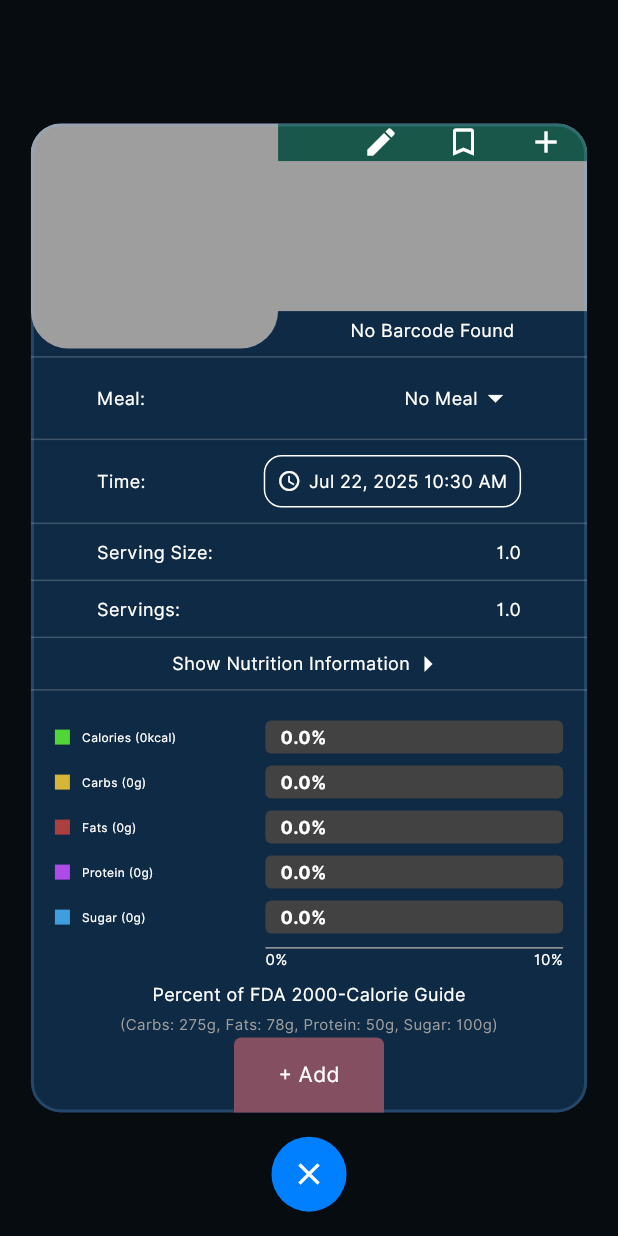
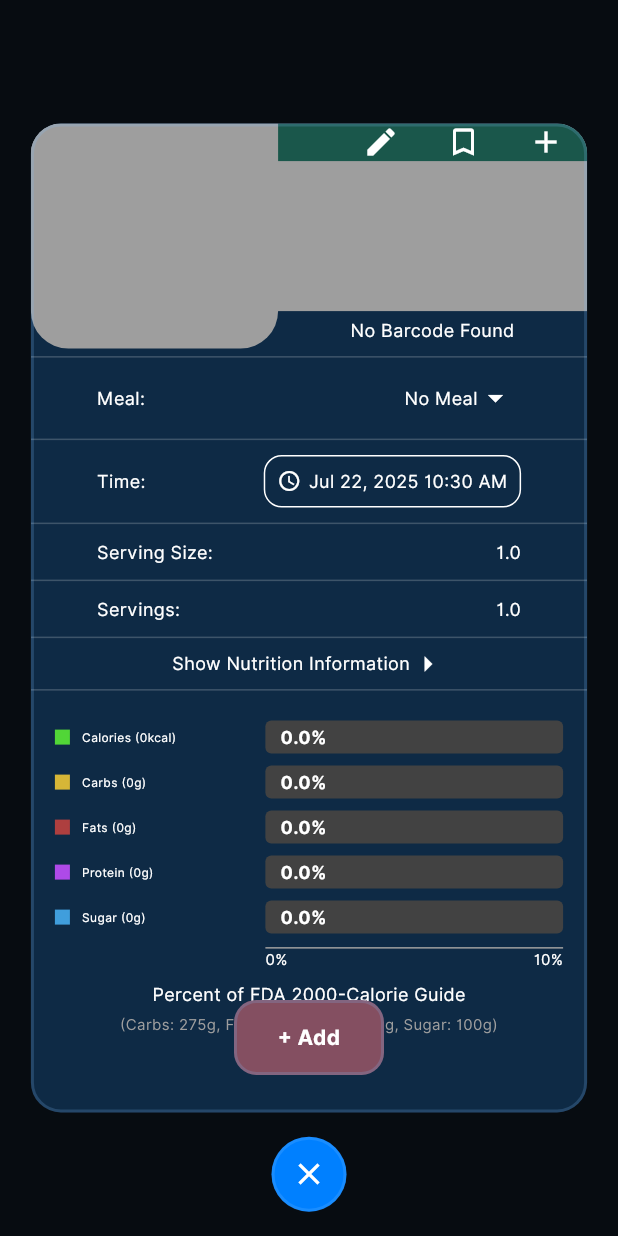
Before and after one commit to NoahChen2/EverythingHealth, a Flutter app: the ChooseFoodItem widget shown alone on an empty page, opened directly with empty values, on a phone screen of 412 x 824 dp. Run offline on Flutter 3.47's test engine with Material 3 defaults, Android fonts, the phone set to English and light mode, and no system bars; our stand-ins replace auto_size_text, camera, isar; missing offline and left inert: mobile_scanner, tflite_flutter; accounts and stored records are empty; generated files the repository leaves out were written again.

Commit message:
Create and Standardize Floating Button Widget

```diff
--- a/everything_health_app/lib/services/color_services.dart
+++ b/everything_health_app/lib/services/color_services.dart
@@ -14,8 +14,10 @@ class ColorServices {
     "textSecondary": const Color.fromARGB(255, 0, 0, 0),
     "secondary": const Color.fromARGB(255, 65, 224, 192),
     "secondaryBG": const Color.fromARGB(255, 26, 87, 75),
+    "secondaryBGAlt": const Color.fromARGB(255, 49, 110, 98),
     "tertiary": const Color.fromARGB(255, 255, 64, 129),
     "tertiaryBG": const Color.fromARGB(255, 132, 79, 97),
+    "tertiaryBGAlt": const Color.fromARGB(255, 147, 101, 116),
     "darkenMain": const Color.fromARGB(150, 0, 0, 0),
     "darkenSecondary": const Color.fromARGB(85, 0, 0, 0),
     "grey": const Color.fromARGB(255, 97, 97, 97),
@@ -24,6 +26,8 @@ class ColorServices {
     "lightGrey": const Color.fromARGB(255, 158, 158, 158),
     "darkGrey": const Color.fromARGB(255, 66, 66, 66),
     "transparent": const Color.fromARGB(0,0,0,0),
+    "white": const Color.fromARGB(255, 255, 255, 255),
+    "black": const Color.fromARGB(255, 0, 0, 0),
   };
 
   static final Map<String, Color> lightColors = {
@@ -36,8 +40,10 @@ class ColorServices {
     "textSecondary": const Color.fromARGB(255, 255, 255, 255),
     "secondary": const Color.fromARGB(255, 39, 141, 121),
     "secondaryBG": const Color.fromARGB(255, 149, 177, 171),
+    "secondaryBGAlt": const Color.fromARGB(255, 193, 209, 206),
     "tertiary": const Color.fromARGB(255, 217, 59, 111),
     "tertiaryBG": const Color.fromARGB(255, 189, 157, 168),
+    "tertiaryBGAlt": const Color.fromARGB(255, 219, 199, 206),
     "darkenMain": const Color.fromARGB(150, 0, 0, 0),
     "darkenSecondary": const Color.fromARGB(85, 0, 0, 0),
     "grey": const Color.fromARGB(255, 97, 97, 97),
@@ -46,6 +52,8 @@ class ColorServices {
     "lightGrey": const Color.fromARGB(255, 158, 158, 158),
     "darkGrey": const Color.fromARGB(255, 66, 66, 66),
     "transparent": const Color.fromARGB(0,0,0,0),
+    "white": const Color.fromARGB(255, 255, 255, 255),
+    "black": const Color.fromARGB(255, 0, 0, 0),
   };
 
   static ColorScheme createColorSchemeFromMap(Map<String, Color> colorMap) {
--- a/everything_health_app/lib/widgets/choose_item.dart
+++ b/everything_health_app/lib/widgets/choose_item.dart
@@ -403,19 +403,15 @@ class _ChooseFoodItemState extends State<ChooseFoodItem> {
                       path: currFood.img_url, fit: BoxFit.contain)),
             ),
           ),
-          Positioned(
+          EHFloatingButton(
               top: pageHeight * .8 * .10 - 50 / 2,
               left: pageWidth * .8 * .10 - 50 / 2,
-              child: GestureDetector(
               onTap: _handleEnlargeImage,
-                  child: Container(
-                      height: 50,
-                      width: 50,
-                      decoration: BoxDecoration(
-                          color: ColorTheme["darkenMain"],
-                          borderRadius: BorderRadius.circular(20)),
+              child: Padding(
+                padding: const EdgeInsets.only(left: 8.0),
                 child: Icon(Icons.arrow_back_ios,
-                          color: ColorTheme["textPrimary"])))),
+                  color: ColorTheme["textPrimary"]),
+              )),
         ]);
       }
       if (!_editing) {
@@ -834,71 +830,53 @@ class _ChooseFoodItemState extends State<ChooseFoodItem> {
         ),
         (_editing && _needSaveDecision && !_autoSaveApply && _isSaved
               ? Stack(children: [
-                  Positioned(
-                    top: pageHeight * .9 - 50,
+                  EHFloatingButton(
+                    top: pageHeight * .9 - 75,
                     left: pageWidth * .5,
-                    child: GestureDetector(
-                      onTap: () => _handleApplySave(),
-                      child: Container(
+                    color: ColorTheme["tertiaryBG"],
                     height: 50,
                     width: 100,
-                          decoration: BoxDecoration(
-                              color: ColorTheme["tertiaryBG"],
-                              border: Border(
-                                  left: BorderSide(
-                                      color: ColorTheme["coloredGrey"]!,
-                                      width: 2)),
-                              borderRadius: BorderRadius.only(
-                                  topRight: Radius.circular(5))),
-                          child: Center(
+                    onTap: () => _handleApplySave(),
+                    borderRadius: BorderRadius.horizontal(
+                                  right: Radius.circular(15)),
+                    child:  Center(
                               child: Text("✓ Apply to Save",
                                   textAlign: TextAlign.center,
                                   style: TextStyle(
+                                      fontWeight: FontWeight.w600,
                                       color: ColorTheme["textPrimary"])))),
-                    ),
-                  ),
-                  Positioned(
-                    top: pageHeight * .9 - 50,
+                  EHFloatingButton(
+                    top: pageHeight * .9 - 75,
                     left: pageWidth * .5 - 100,
-                    child: GestureDetector(
-                      onTap: () => _handleApplyNew(),
-                      child: Container(
                     height: 50,
                     width: 100,
-                          decoration: BoxDecoration(
                     color: ColorTheme["secondaryBG"],
-                              border: Border(
-                                  right: BorderSide(
-                                      color: ColorTheme["coloredGrey"]!,
-                                      width: 2)),
-                              borderRadius: BorderRadius.only(
-                                  topLeft: Radius.circular(5))),
+                    onTap: () => _handleApplyNew(),
+                    borderRadius: BorderRadius.horizontal(
+                                  left: Radius.circular(15)),
                     child: Center(
                               child: Text("+ Apply as New",
                                   textAlign: TextAlign.center,
                                   style: TextStyle(
-                                      color: ColorTheme["textPrimary"])))),
-                    ),
+                                      fontWeight: FontWeight.w600,
+                                      color: ColorTheme["textPrimary"]))
+                    )
                   ),
                 ])
-              : Positioned(
-                  top: pageHeight * .9 - 50,
+              : EHFloatingButton(
+                    top: pageHeight * .9 - 75,
                     left: pageWidth * .5 - 100 / 2,
-                  child: GestureDetector(
                     onTap: _editing
                       ? (_autoSaveApply && _isSaved
                           ? () => _handleApplySave()
                           : () => _toggleEditAll())
                       : () => _addFood(),
-                    child: Container(
                       height: 50,
                       width: 100,
-                        decoration: BoxDecoration(
+                      borderRadiusValue: 15,
                       color: _editing
                               ? ColorTheme["secondaryBG"]
                               : ColorTheme["tertiaryBG"],
-                            borderRadius:
-                                BorderRadius.vertical(top: Radius.circular(5))),
                       child: _editing
                           ? Center(
                               child: Text(
@@ -907,14 +885,16 @@ class _ChooseFoodItemState extends State<ChooseFoodItem> {
                                       : "✓ Apply",
                                   textAlign: TextAlign.center,
                                   style: TextStyle(
+                                      fontWeight: FontWeight.w600,
                                       color: ColorTheme["textPrimary"])))
                           : Center(
                               child: Text("+ Add",
                                   style: TextStyle(
+                                      fontWeight: FontWeight.w600,
                                       color: ColorTheme["textPrimary"])),
-                              )),
-                  ),
-                )),
+                            ),
+                    )
+                ),
         enlargedPic,
 
       ]);
--- a/everything_health_app/lib/widgets/eh_widgets.dart
+++ b/everything_health_app/lib/widgets/eh_widgets.dart
@@ -260,22 +260,62 @@ Widget EHPopupDisplay({
                 child: child,
             )
         ),
-      Positioned(
+      EHFloatingButton(
               top: closeTop,
               left: closeLeft,
-              child: GestureDetector(
-                onTap: dismiss,
-                child: Container(
-                  height: closeButtonSize,
-                  width: closeButtonSize,
-                  decoration: BoxDecoration(
-                      color: closeBGColor,
-                      borderRadius: BorderRadius.circular(closeButtonSize)),
-                  child: Icon(
+              onTap: dismiss,
+              borderRadiusValue: 50,
+              child: Icon(
                     Icons.close,
                     color: closeIconColor,
-                  ),
-                ),
-              )),
+              ),
+      ),
   ]);
 }
+
+Widget EHFloatingButton({
+  double? top,
+  double? bottom,
+  double? right,
+  double? left,
+  double height = 50,
+  double width = 50,
+  Widget child = const SizedBox.shrink(),
+  Color? color,
+  Color? borderColor,
+  double borderRadiusValue = 15,
+  double borderWidth = 2,
+  BorderRadius? borderRadius,
+  Border? border,
+  VoidCallback? onTap,
+  EdgeInsetsGeometry? padding,
+  double paddingValue = 5,
+  EdgeInsetsGeometry? margin,
+  double marginValue = 0,
+  Decoration? decoration,
+})
+{
+  color = color ?? ColorTheme["primary"];
+  borderColor = borderColor ?? ColorTheme["primaryLight"]!.withAlpha(50);
+  return Positioned(
+    top: top,
+    bottom: bottom,
+    right: right,
+    left: left,
+    child: EHMenuButton(
+        padding: padding ?? EdgeInsets.all(paddingValue),
+        margin: margin ?? EdgeInsets.only(top: marginValue * 2, left: marginValue, right: marginValue),
+        height: height,
+        width: width,
+        decoration: decoration ??
+        BoxDecoration(
+            color: color,
+            borderRadius: borderRadius ?? BorderRadius.circular(borderRadiusValue), // Relative radius
+        ),
+        border: border ?? Border.all(color: borderColor, width: borderWidth),
+        borderRadius: borderRadius ?? BorderRadius.circular(borderRadiusValue),
+        onTap: onTap,
+        child: child,
+    ),
+  );
+}
```
Also changed, not shown: everything_health_app/lib/screens/log_food_screens/scan_food_page.dart (+30 -57 lines). Lines whose indentation alone changed are shown as unchanged.
